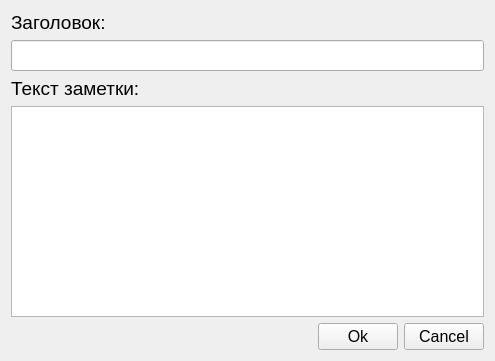
The window that ui/ui_qt_base/ui_note_edit.ui (OutlyingWest/notebook) describes before a commit, drawn with Qt 5.
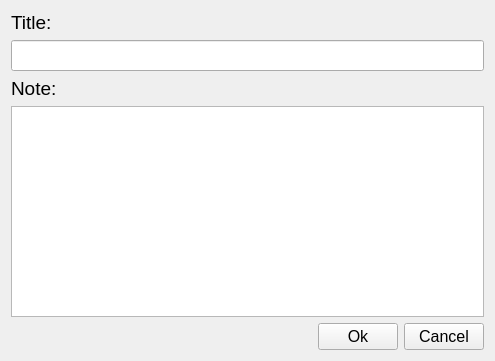
The same window after the commit.

Commit message: Installation instruction writed

Diff of the .ui file:
```diff
--- a/ui/ui_qt_base/ui_note_edit.ui
+++ b/ui/ui_qt_base/ui_note_edit.ui
@@ -22,7 +22,7 @@
    <item>
     <widget class="QLabel" name="HeaderNoteLabel">
      <property name="text">
-      <string>Заголовок:</string>
+      <string>Title:</string>
      </property>
     </widget>
    </item>
@@ -32,7 +32,7 @@
    <item>
     <widget class="QLabel" name="BodyNoteLabel">
      <property name="text">
-      <string>Текст заметки:</string>
+      <string>Note:</string>
      </property>
     </widget>
    </item>
```
The commit also changes 2 other files.
